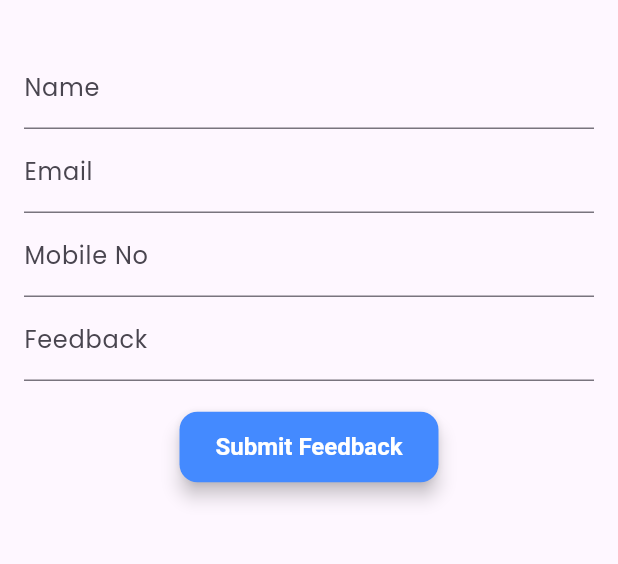
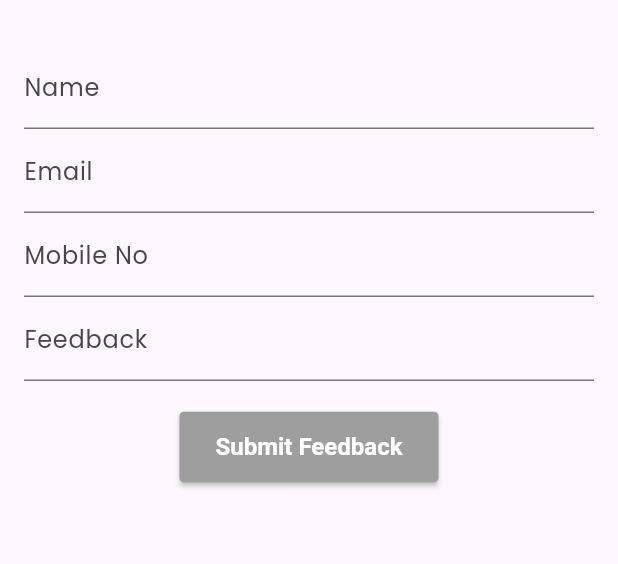
Before and after one commit to anjumArnab/ScriptEase, a Flutter app: the screen it shows after launch, on a phone screen of 412 x 824 dp, the part 63-627 px from its top. Run offline on Flutter 3.47's test engine with Material 3 defaults, Android fonts, the phone set to English and light mode, and no system bars; our stand-ins replace google_fonts.

Commit message:
button style changed

```diff
--- a/lib/views/homepage.dart
+++ b/lib/views/homepage.dart
@@ -112,17 +112,17 @@ class _HomePageState extends State<HomePage> {
               ElevatedButton(
                 onPressed: _submitForm,
                 style: ElevatedButton.styleFrom(
-                  backgroundColor: Colors.blueAccent, // Button background color
-                  foregroundColor: Colors.white, // Text color
+                  backgroundColor: Colors.grey,
+                  foregroundColor: Colors.white,
                   padding: EdgeInsets.symmetric(horizontal: 24, vertical: 14),
                   textStyle: TextStyle(
                     fontSize: 16,
                     fontWeight: FontWeight.bold,
                   ),
                   shape: RoundedRectangleBorder(
-                    borderRadius: BorderRadius.circular(12), // Rounded corners
+                    borderRadius: BorderRadius.circular(3),
                   ),
-                  elevation: 5, // Shadow depth
+                  elevation: 1.5,
                 ),
                 child: Text('Submit Feedback'),
               ),
```
